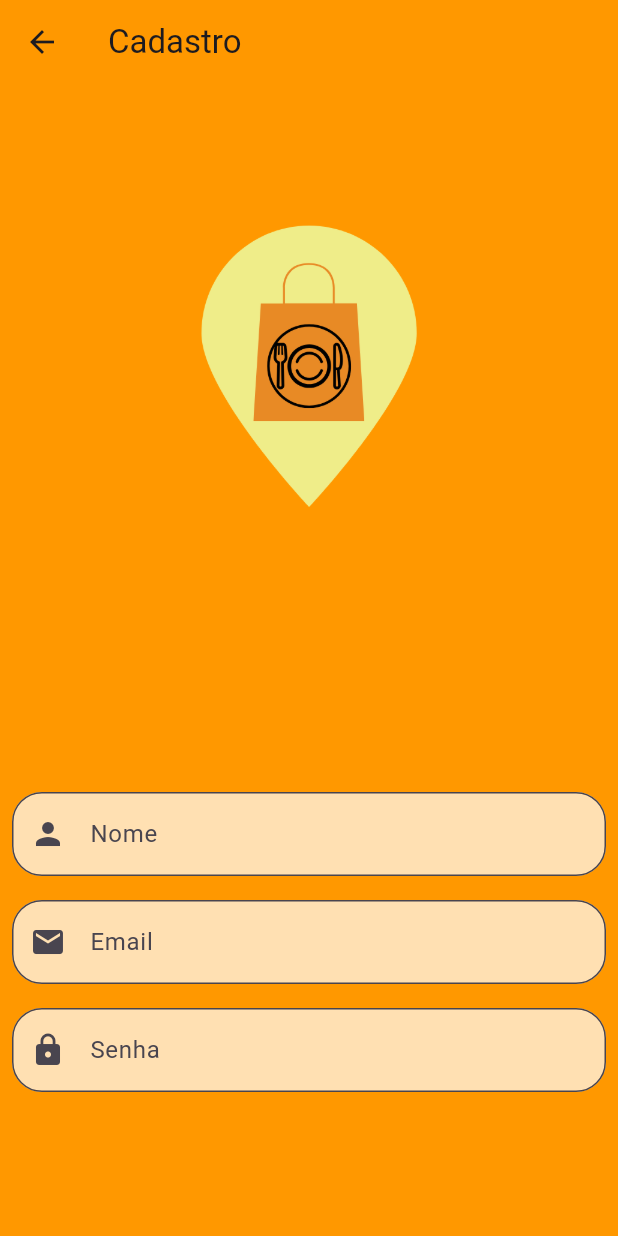
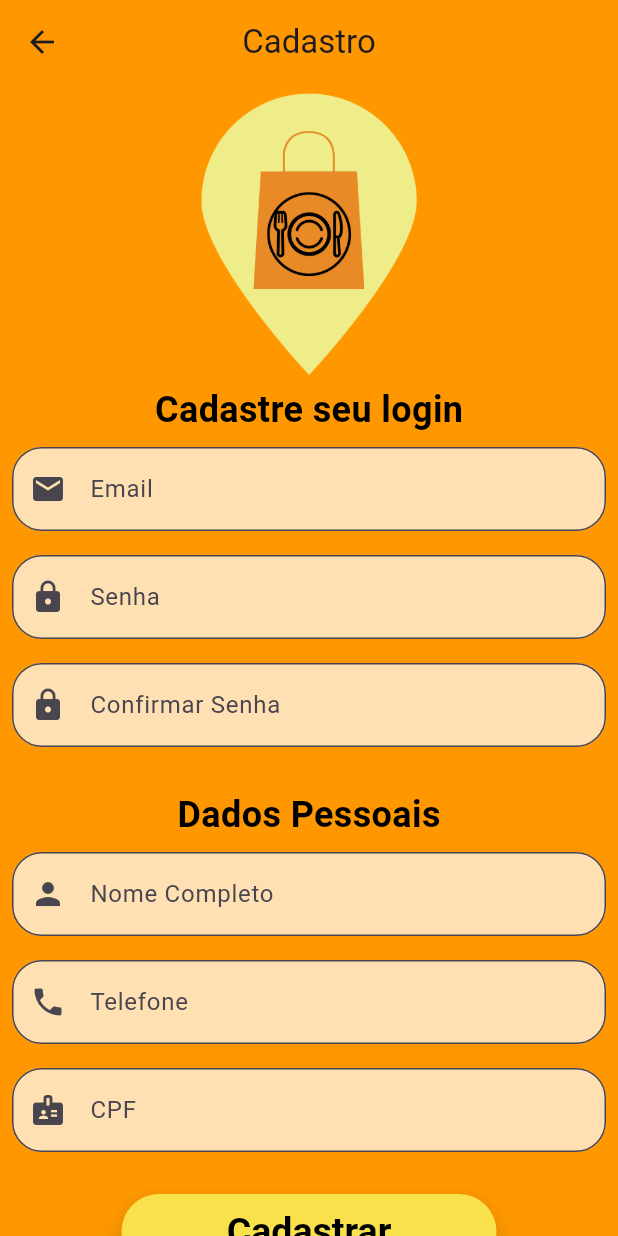
Before and after one commit to kelisbatista/Action-Food, a Flutter app: the screen it shows after launch, after a tap on "Cadastrar-se", on a phone screen of 412 x 824 dp. Run offline on Flutter 3.47's test engine with Material 3 defaults, Android fonts, the light colour scheme and no system bars.

Commit message:
alteracoes na interface de login e cadastro

```diff
--- a/mobile/lib/main.dart
+++ b/mobile/lib/main.dart
@@ -13,11 +13,36 @@ class MyApp extends StatelessWidget {
   @override
   Widget build(BuildContext context) {
     return MaterialApp(
+
+      theme: ThemeData(
+
+        primarySwatch: Colors.orange,
+        elevatedButtonTheme: ElevatedButtonThemeData(
+          style: ElevatedButton.styleFrom(
+            shadowColor: Colors.black,
+            elevation: 10,
+            backgroundColor: Color.fromRGBO(249, 225, 75 , 100),
+            foregroundColor: Colors.black,
+            fixedSize: Size(250, 50),
+            textStyle: TextStyle(fontSize: 25, fontWeight: FontWeight.bold),
+          ),
+        ),
+
+        inputDecorationTheme: InputDecorationTheme(
+          filled: true,
+          fillColor: Colors.orange[100],
+          border: OutlineInputBorder(
+            borderRadius: BorderRadius.circular(20.0),
+          ),
+        ),
+      ),
+
       initialRoute: '/',
       routes: {
         '/': (context) => TelaInicial(),
         '/login': (context) => PaginaLogin(),
         '/cadastrar': (context) => PaginaCadastro(),
+        '/principal': (context) => TelaInicial(),
       }
     );
   }
--- a/mobile/lib/pagina_cadastro.dart
+++ b/mobile/lib/pagina_cadastro.dart
@@ -10,45 +10,40 @@ class PaginaCadastro extends StatelessWidget{
       backgroundColor: Colors.orange[500],
       appBar: AppBar(
         backgroundColor: Colors.orange[500],
-        title: Text('Cadastro',
-        textAlign: TextAlign.center)
+        title: Text('Cadastro',),
+        centerTitle: true,
         ),
-      body: Center(
-        child: Column(
-          mainAxisAlignment: MainAxisAlignment.spaceAround,
-          crossAxisAlignment: CrossAxisAlignment.center,
-          children: [
+      body: ListView(
+        children: [
             Image.asset('assets/logoaction.png', width: 200, height: 200,),
 
             Column(
               children: [
+
+                Text('Cadastre seu login',
+                  style: TextStyle(
+                    fontSize: 24,
+                    fontWeight: FontWeight.bold,
+                    color: Colors.black ,
+                  ),
+                ),
+
                 Padding(
                   padding: const EdgeInsets.all(8.0),
                   child:
                   TextField(
                     decoration: InputDecoration(
-                      border: OutlineInputBorder(
-                        borderRadius: BorderRadius.circular(20.0),
-                      ),
-                      prefixIcon: Icon(Icons.person),
-                      labelText: 'Nome',
-                      fillColor: Colors.orange[100],
-                      filled: true,
+                      prefixIcon: Icon(Icons.email),
+                      labelText: 'Email',)
                     ),
                   ),
-                ),
                 Padding(
                   padding: const EdgeInsets.all(8.0),
                   child:
                   TextField(
                     decoration: InputDecoration(
-                      border: OutlineInputBorder(
-                        borderRadius: BorderRadius.circular(20.0),
-                      ),
-                      prefixIcon: Icon(Icons.email),
-                      labelText: 'Email',
-                      fillColor: Colors.orange[100],
-                      filled: true,
+                      prefixIcon: Icon(Icons.lock),
+                      labelText: 'Senha',
                     ),
                   ),
                 ),
@@ -58,23 +53,72 @@ class PaginaCadastro extends StatelessWidget{
                   TextField(
                     obscureText: true,
                     decoration: InputDecoration(
-                      border: OutlineInputBorder(
-                        borderRadius: BorderRadius.circular(20.0),
-                      ),
                       prefixIcon: Icon(Icons.lock),
-                      labelText: 'Senha',
-                      fillColor: Colors.orange[100],
-                      filled: true,
+                      labelText: 'Confirmar Senha',
                     ),
                   ),
                 ),
+                SizedBox(height: 20),
+
+
+                Text('Dados Pessoais',
+                  style: TextStyle(
+                    fontSize: 24,
+                    fontWeight: FontWeight.bold,
+                    color: Colors.black,
+                  ),
+                ),
+
+                Padding(
+                  padding: const EdgeInsets.all(8.0),
+                  child: TextField(
+                    obscureText: true,
+                    decoration: InputDecoration(
+                      prefixIcon: Icon(Icons.person),
+                      labelText: 'Nome Completo',
+                    ),
+                  ),
+                ),
+
+                Padding(
+                  padding: const EdgeInsets.all(8.0),
+                  child: TextField(
+                    obscureText: true,
+                    decoration: InputDecoration(
+                      prefixIcon: Icon(Icons.phone),
+                      labelText: 'Telefone',
+                    ),
+                  ),
+                ),
+
+                Padding(
+                  padding: const EdgeInsets.all(8.0),
+                  child: TextField(
+                    obscureText: true,
+                    decoration: InputDecoration(
+                      prefixIcon: Icon(Icons.badge),
+                      labelText: 'CPF',
+                    ),
+                  ),
+                ),
+
+                SizedBox(height: 20),
+
+                ElevatedButton(
+                  onPressed: () {
+                    // Ação ao pressionar o botão de cadastro
+
+
+                    Navigator.pushNamed(context, '/principal');
+                  },
+                  child:
+                  Text('Cadastrar'),
+                )
+
               ],
             ),
           ],
         ),
-      ),
-
     );
-
   }
 }
--- a/mobile/lib/tela_inicial.dart
+++ b/mobile/lib/tela_inicial.dart
@@ -27,7 +27,7 @@ class TelaInicial extends StatelessWidget{
             textAlign: TextAlign.center,
             style: TextStyle(
               fontSize: 40,
-              color: const Color.fromARGB(255, 255, 216, 99),
+              color: Colors.black,
               fontWeight: FontWeight.bold,
 
             ),
```
